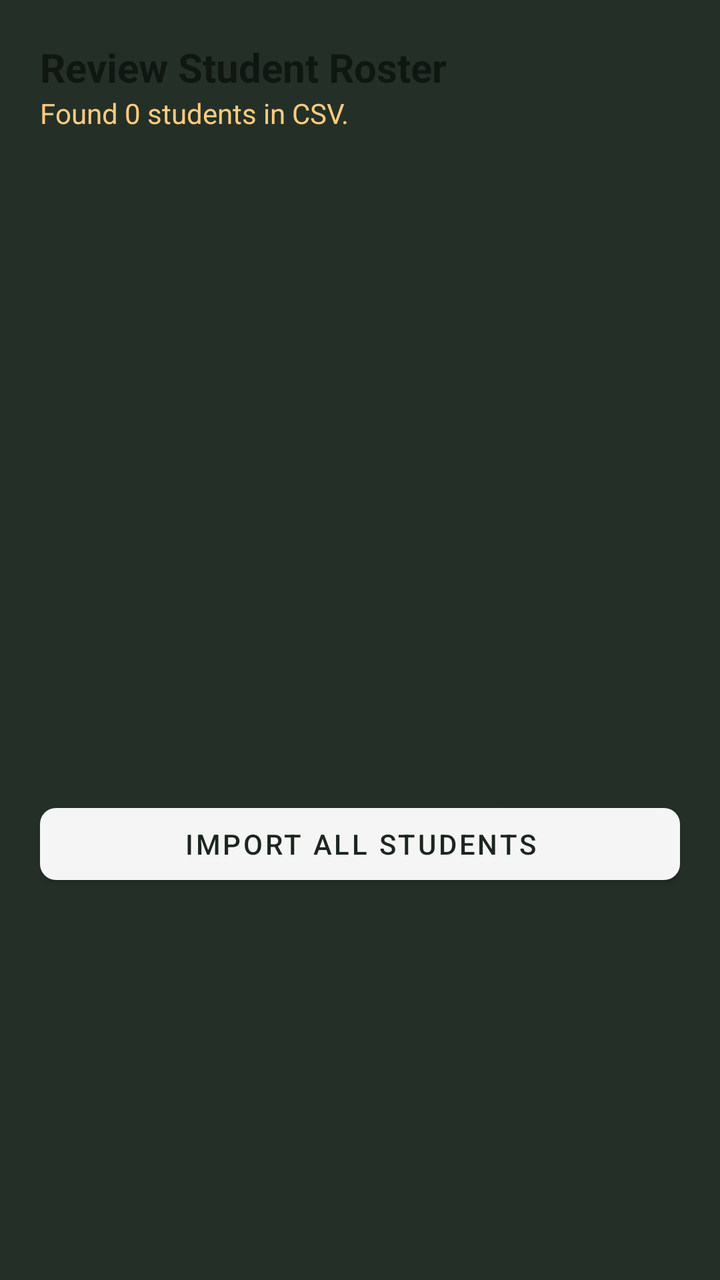
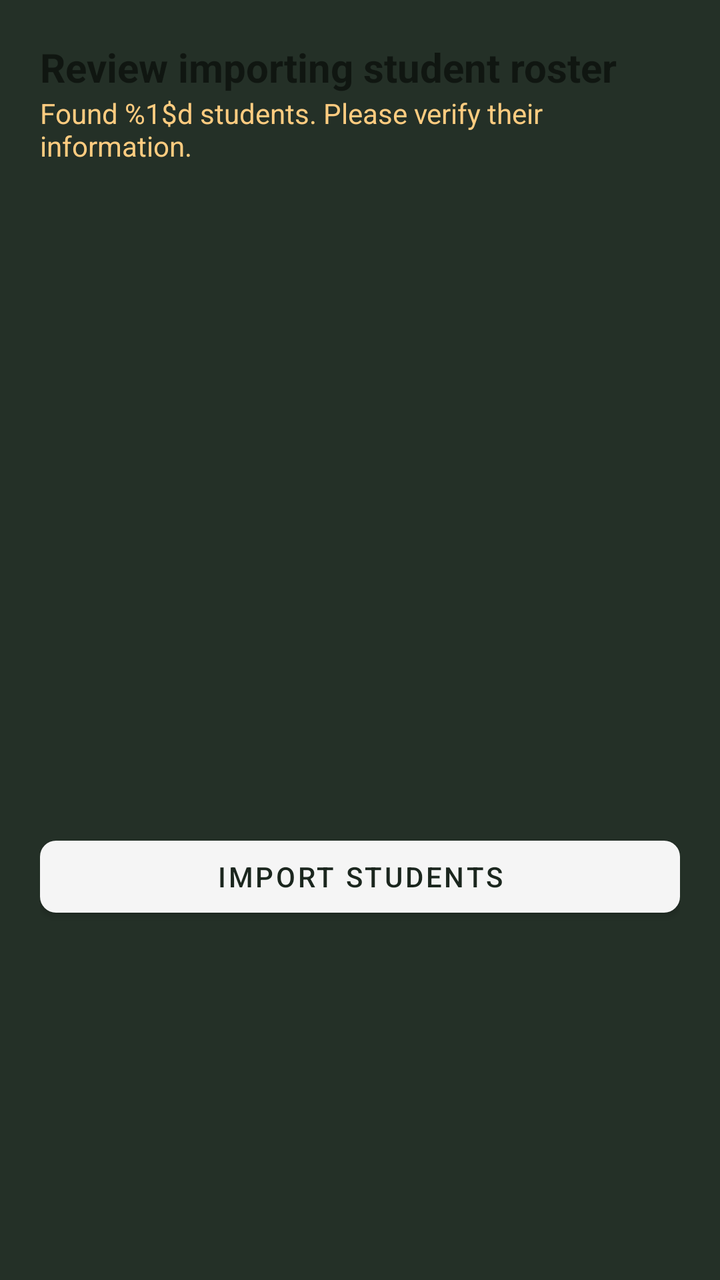

Screens rendered from an Android XML layout before and after an edit, with the pre-edit source and the edit as a unified diff.
<!-- AndroidManifest.xml: application theme Theme.Presensor -->
<!-- res/layout/layout_import_student_preview.xml -->
<?xml version="1.0" encoding="utf-8"?>
<LinearLayout xmlns:android="http://schemas.android.com/apk/res/android"
    xmlns:app="http://schemas.android.com/apk/res-auto"
    android:layout_width="match_parent"
    android:layout_height="wrap_content"
    android:background="?attr/colorSurface"
    android:orientation="vertical"
    android:padding="20dp">

    <TextView
        android:id="@+id/txtImportStudentTitle"
        android:layout_width="wrap_content"
        android:layout_height="wrap_content"
        android:text="Review Student Roster"
        android:textSize="20sp"
        android:textStyle="bold" />

    <TextView
        android:id="@+id/txtImportStudentCount"
        android:layout_width="wrap_content"
        android:layout_height="wrap_content"
        android:layout_marginBottom="16dp"
        android:text="Found 0 students in CSV."
        android:textColor="?attr/descriptiveTextColor" />

    <androidx.recyclerview.widget.RecyclerView
        android:id="@+id/rvImportStudentPreview"
        android:layout_width="match_parent"
        android:layout_height="300dp" />

    <com.google.android.material.button.MaterialButton
        android:id="@+id/btnConfirmStudentImport"
        android:layout_width="match_parent"
        android:layout_height="wrap_content"
        android:layout_marginTop="16dp"
        android:text="Import All Students"
        app:cornerRadius="8dp" />
</LinearLayout>
<!-- resources referenced by this layout -->
<resources>
  <style name="Theme.Presensor" parent="Base.Theme.Presensor" />
  <style name="Base.Theme.Presensor" parent="Theme.MaterialComponents.DayNight.NoActionBar">
          <item name="colorPrimary">@color/chalk_white</item>
          <item name="colorOnPrimary">@color/blackboard_green</item>
  
          <item name="android:windowBackground">@color/blackboard_green</item>
          <item name="colorSurface">@color/surface_dark</item>
  
          <item name="android:statusBarColor">#141D16</item>
          <item name="android:windowLightStatusBar">false</item>
          <item name="android:textColorPrimary">@color/chalk_white</item>
          <item name="android:textColorSecondary" format="color">@color/chalk_blue</item>
          <item name="timestampColor" format="color">@color/chalk_teal</item>
          <item name="actionItemColor" format="color">@color/chalk_blue</item>
          <item name="descriptiveTextColor" format="color">@color/chalk_orange</item>
          <item name="cardFrameColor" format="color">@color/blackboard_frame</item>
          <item name="cardBackgroundColor" format="color">@color/blackboard_lighter_green</item>
  
          <item name="studentSkippedClassColor" format="color">@color/chalk_red</item>
          <item name="studentAttendedClassColor" format="color">@color/chalk_green</item>
      </style>
  <color name="chalk_white">#F5F5F5</color>
  <color name="blackboard_green">#1B261E</color>
  <color name="surface_dark">#243027</color>
  <color name="chalk_blue">#81D4FA</color>
  <color name="chalk_teal">#80CBC4</color>
  <color name="chalk_orange">#FFCC80</color>
  <color name="blackboard_frame">#40FFFFFF</color>
  <color name="blackboard_lighter_green">#243228</color>
  <color name="chalk_red">#EF9A9A</color>
  <color name="chalk_green">#C5E1A5</color>
</resources>

<!-- the commit's change to res/layout/layout_import_student_preview.xml (unified diff, before → after) -->
@@ -11,7 +11,7 @@
         android:id="@+id/txtImportStudentTitle"
         android:layout_width="wrap_content"
         android:layout_height="wrap_content"
-        android:text="Review Student Roster"
+        android:text="@string/dialog_import_students"
         android:textSize="20sp"
         android:textStyle="bold" />
 
@@ -20,7 +20,7 @@
         android:layout_width="wrap_content"
         android:layout_height="wrap_content"
         android:layout_marginBottom="16dp"
-        android:text="Found 0 students in CSV."
+        android:text="@string/dialog_import_students_hint"
         android:textColor="?attr/descriptiveTextColor" />
 
     <androidx.recyclerview.widget.RecyclerView
@@ -33,6 +33,6 @@
         android:layout_width="match_parent"
         android:layout_height="wrap_content"
         android:layout_marginTop="16dp"
-        android:text="Import All Students"
+        android:text="@string/dialog_import_students_button_text"
         app:cornerRadius="8dp" />
 </LinearLayout>
<!-- resource entries referenced after the edit -->
@@ -1,5 +1,8 @@
 <!-- resources referenced by this layout -->
 <resources>
+  <string name="dialog_import_students">Review importing student roster</string>
+  <string name="dialog_import_students_button_text">Import students</string>
+  <string name="dialog_import_students_hint">Found %1$d students. Please verify their information.</string>
   <style name="Theme.Presensor" parent="Base.Theme.Presensor" />
   <style name="Base.Theme.Presensor" parent="Theme.MaterialComponents.DayNight.NoActionBar">
           <item name="colorPrimary">@color/chalk_white</item>
